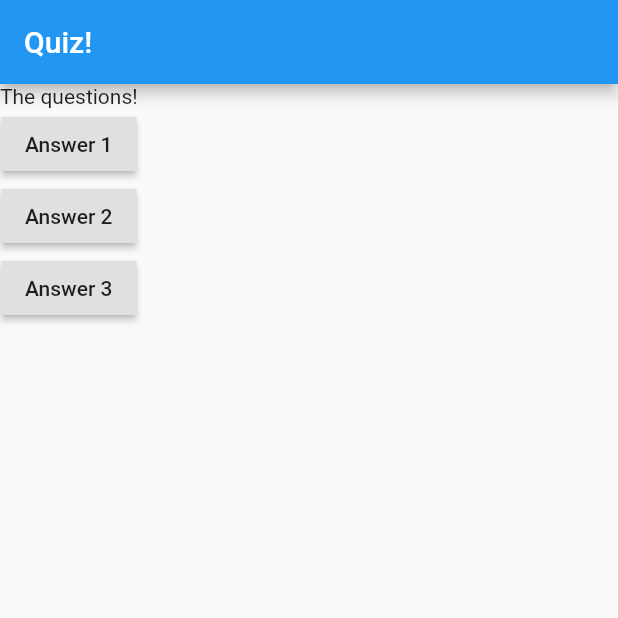
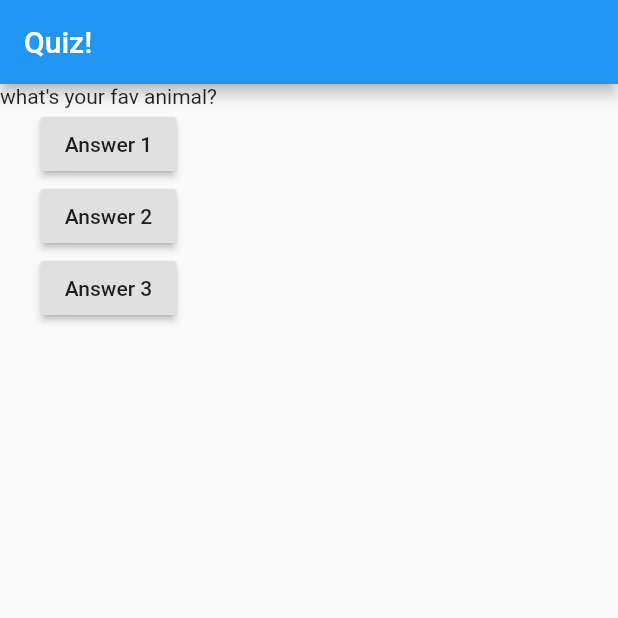
Before and after one commit to taraBarghian/myLearnings, a Flutter app: the screen it shows after launch, after a tap on "Answer 1", on a phone screen of 412 x 824 dp, the top half of it. Run offline on Flutter 3.47's test engine with Material 2 defaults, Android fonts, the phone set to English and light mode, and no system bars.

Commit message:
playing with flutter

```diff
--- a/Flutter/basics/flutter_basics/lib/main.dart
+++ b/Flutter/basics/flutter_basics/lib/main.dart
@@ -1,12 +1,28 @@
 import 'package:flutter/material.dart';
-
-// void main(List<String> args) {
-//   runApp(MyApp());
-// }
 
 void main() => runApp(MyApp());
 
-class MyApp extends StatelessWidget {
+class MyApp extends StatefulWidget {
+  @override
+  State<StatefulWidget> createState() {
+    return _MyAppState();
+  }
+}
+
+class _MyAppState extends State<MyApp> {
+  var _questionIndex = 0;
+
+  void answerQestion() {
+    setState(() {
+      if (_questionIndex >= 1) {
+        _questionIndex = 0;
+      } else {
+        _questionIndex++;
+      }
+      print('hihihi');
+    });
+  }
+
   @override
   Widget build(BuildContext context) {
     var questions = ['what\'s your fav color?', 'what\'s your fav animal?'];
@@ -18,27 +34,14 @@ class MyApp extends StatelessWidget {
             ),
             body: Column(
               children: [
-                Text('The questions!'),
-                RaisedButton(
-                    child: Text('Answer 1'),
-                    onPressed: () {
-                      print('Answer 1 chosen');
-                    }),
-                RaisedButton(
-                  child: Text('Answer 2'),
-                  onPressed: () => print('Answer 2 chosen'),
-                ),
-                RaisedButton(
-                  child: Text('Answer 3'),
-                  onPressed: answerQestion,
-                ),
+                Text(questions.elementAt(_questionIndex)),
+                RaisedButton(child: Text('Answer 1'), onPressed: answerQestion),
+                RaisedButton(child: Text('Answer 2'), onPressed: answerQestion),
+                RaisedButton(child: Text('Answer 3'), onPressed: answerQestion),
               ],
             )));
   }
 
-  void answerQestion() {
-    print('Answer 3 chosen');
-  }
   // ctrl + space -> auto complete
 
 }
--- /dev/null
+++ b/Flutter/basics/flutter_basics/lib/questions.dart
@@ -0,0 +1,8 @@
+import 'package:flutter/material.dart';
+
+class Questions extends StatelessWidget {
+  @override
+  Widget build(BuildContext context) {
+    return Container();
+  }
+}
```
